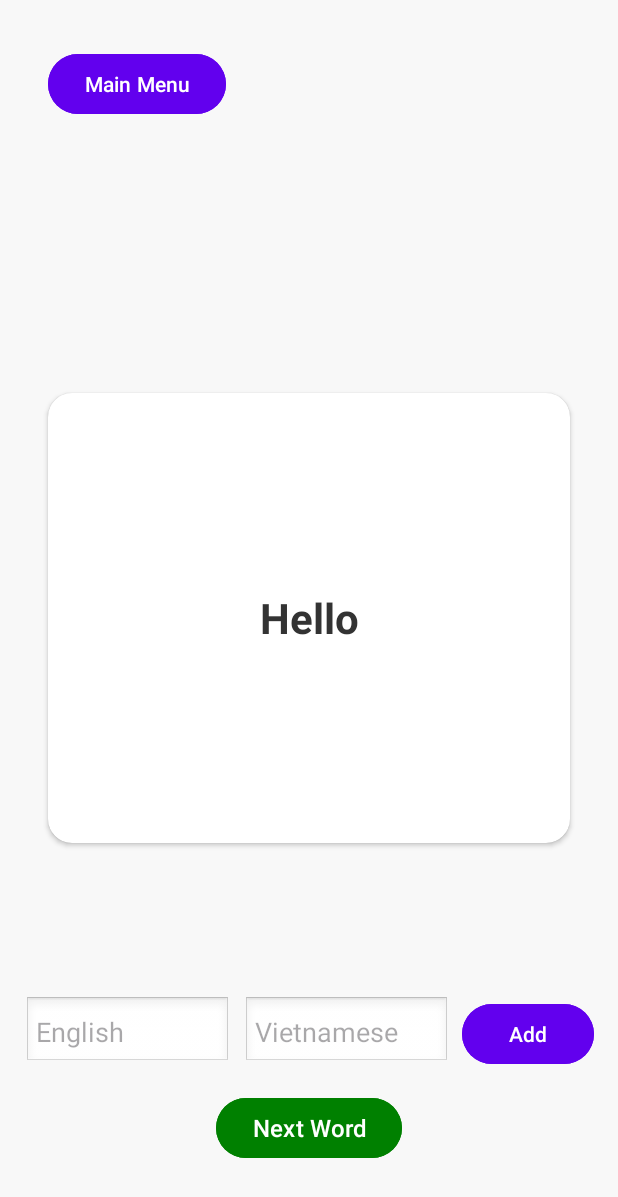
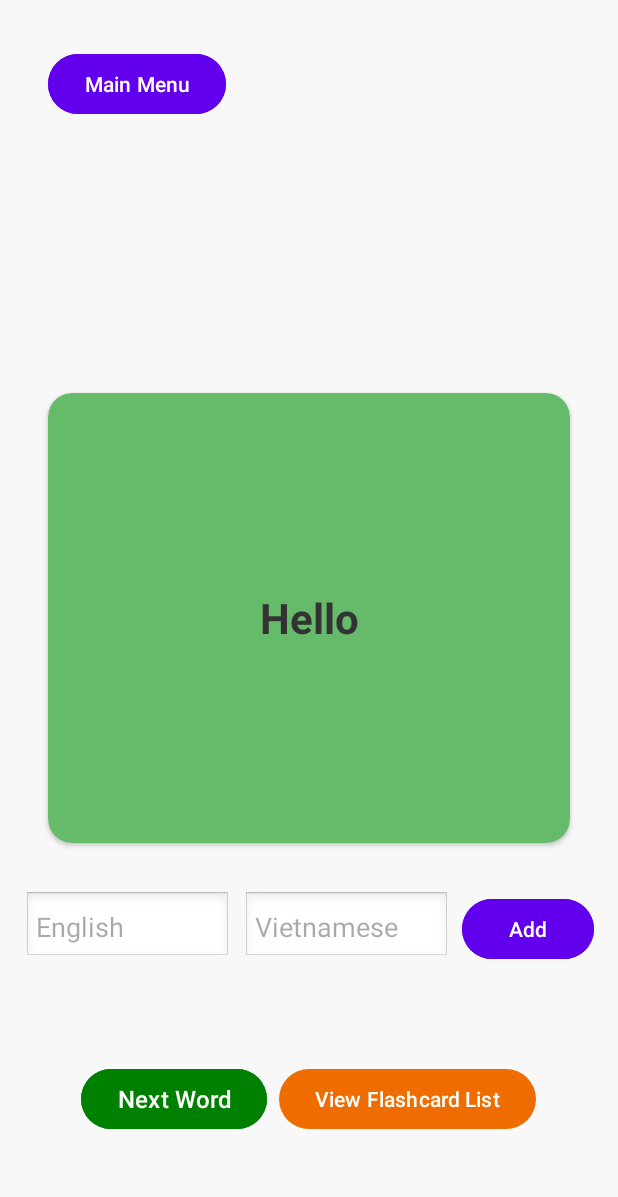
Before and after one commit to huythanh1324/language_learning_app, an Android app: the FlashCardActivity screen opened directly, with no data from a screen before it, on a phone screen of 412 x 824 dp. Shown: the top 1197 px of the screen. Run offline under Robolectric (Android 15) with nearby library versions, the phone set to English and light mode, and no system bars.

Commit message:
van chua xong nha

```diff
--- a/app/src/main/java/com/example/languagelearningapp/activity/FlashCardActivity.kt
+++ b/app/src/main/java/com/example/languagelearningapp/activity/FlashCardActivity.kt
@@ -1,6 +1,8 @@
 package com.example.languagelearningapp.activity
 
 import android.os.Bundle
+import android.os.Handler
+import android.os.Looper
 import android.widget.TextView
 import android.widget.Button
 import android.widget.EditText
@@ -28,6 +30,9 @@ class FlashCardActivity : AppCompatActivity() {
     private var currentCardIndex = 0
     private var showingQuestion = true
 
+    private lateinit var handler: Handler
+    private lateinit var switchCardRunnable: Runnable
+
     override fun onCreate(savedInstanceState: Bundle?) {
         super.onCreate(savedInstanceState)
         setContentView(R.layout.activity_flash_card)
@@ -41,30 +46,50 @@ class FlashCardActivity : AppCompatActivity() {
         englishInput = findViewById(R.id.englishInput)
         vietnameseInput = findViewById(R.id.vietnameseInput)
 
+        // Set up button listeners
         backButton.setOnClickListener { finish() }
         nextButton.setOnClickListener { moveToNextCard() }
         addButton.setOnClickListener { addNewFlashCard() }
 
+        // Initialize Handler for auto-switching between English and Vietnamese
+        handler = Handler(Looper.getMainLooper())
+        switchCardRunnable = object : Runnable {
+            override fun run() {
+                toggleCard()
+                handler.postDelayed(this, 5000)  // Switch every 5 seconds
+            }
+        }
+
+        // Start the flashcard logic
         updateFlashCard()
+        handler.postDelayed(switchCardRunnable, 5000) // Start auto-switch after 5 seconds
     }
 
     private fun updateFlashCard() {
         flashCardText.text = flashcards[currentCardIndex].first
+        flashCard.setCardBackgroundColor(ContextCompat.getColor(this, R.color.card_english)) // Default to English background color (Blue)
         showingQuestion = true
     }
 
     private fun toggleCard() {
         showingQuestion = !showingQuestion
-        flashCardText.text = if (showingQuestion) {
-            flashcards[currentCardIndex].first
+        if (showingQuestion) {
+            flashCardText.text = flashcards[currentCardIndex].first
+            flashCard.setCardBackgroundColor(ContextCompat.getColor(this, R.color.card_english)) // English: Blue background
         } else {
-            flashcards[currentCardIndex].second
+            flashCardText.text = flashcards[currentCardIndex].second
+            flashCard.setCardBackgroundColor(ContextCompat.getColor(this, R.color.card_vietnamese)) // Vietnamese: Green background
         }
     }
 
     private fun moveToNextCard() {
+        // Move to the next word and reset the timer
         currentCardIndex = (currentCardIndex + 1) % flashcards.size
         updateFlashCard()
+
+        // Reset the handler to start the timer again after clicking Next
+        handler.removeCallbacks(switchCardRunnable)
+        handler.postDelayed(switchCardRunnable, 5000) // Reset the timer to change to Vietnamese after 5 seconds
     }
 
     private fun addNewFlashCard() {
@@ -77,4 +102,10 @@ class FlashCardActivity : AppCompatActivity() {
             vietnameseInput.text.clear()
         }
     }
+
+    override fun onDestroy() {
+        super.onDestroy()
+        // Stop the runnable when the activity is destroyed to prevent memory leaks
+        handler.removeCallbacks(switchCardRunnable)
+    }
 }
--- a/app/src/main/res/layout/activity_flash_card.xml
+++ b/app/src/main/res/layout/activity_flash_card.xml
@@ -36,8 +36,8 @@
         android:id="@+id/inputContainer"
         android:layout_width="match_parent"
         android:layout_height="wrap_content"
-        android:layout_above="@id/nextButton"
-        android:layout_marginBottom="16dp"
+        android:layout_below="@id/flashCard"
+        android:layout_marginTop="16dp"
         android:orientation="horizontal">
 
         <EditText
@@ -83,16 +83,34 @@
         android:backgroundTint="#6200EE"
         android:textColor="#FFFFFF" />
 
+    <!-- Buttons at the bottom (Next and View Flashcard List) -->
+    <LinearLayout
+        android:layout_width="match_parent"
+        android:layout_height="wrap_content"
+        android:layout_alignParentBottom="true"
+        android:layout_marginBottom="51dp"
+        android:gravity="center"
+        android:orientation="horizontal">
+
         <!-- Next Button -->
+
+        <!-- View Flashcard List Button -->
         <Button
             android:id="@+id/nextButton"
             android:layout_width="wrap_content"
             android:layout_height="wrap_content"
-        android:layout_alignParentBottom="true"
-        android:layout_centerHorizontal="true"
-        android:layout_marginBottom="32dp"
+            android:layout_marginEnd="8dp"
             android:backgroundTint="#008000"
             android:text="Next Word"
             android:textColor="#FFFFFF"
             android:textSize="16sp" />
+
+        <Button
+            android:id="@+id/viewFlashCardListButton"
+            android:layout_width="wrap_content"
+            android:layout_height="wrap_content"
+            android:onClick="goToFlashCardList"
+            android:text="View Flashcard List" />
+    </LinearLayout>
+
 </RelativeLayout>
--- a/app/src/main/res/values/colors.xml
+++ b/app/src/main/res/values/colors.xml
@@ -4,6 +4,6 @@
     <color name="white">#FFFFFFFF</color>
     <color name="my_primary">#EF6C00</color>
     <color name="grey">#898989</color>
-    <color name="card_english">#FFA726</color>
-    <color name="card_vietnamese">#66BB6A</color>
+    <color name="card_vietnamese">#FFA726</color>
+    <color name="card_english">#66BB6A</color>
 </resources>
```
Lines whose indentation alone changed are shown as unchanged.
